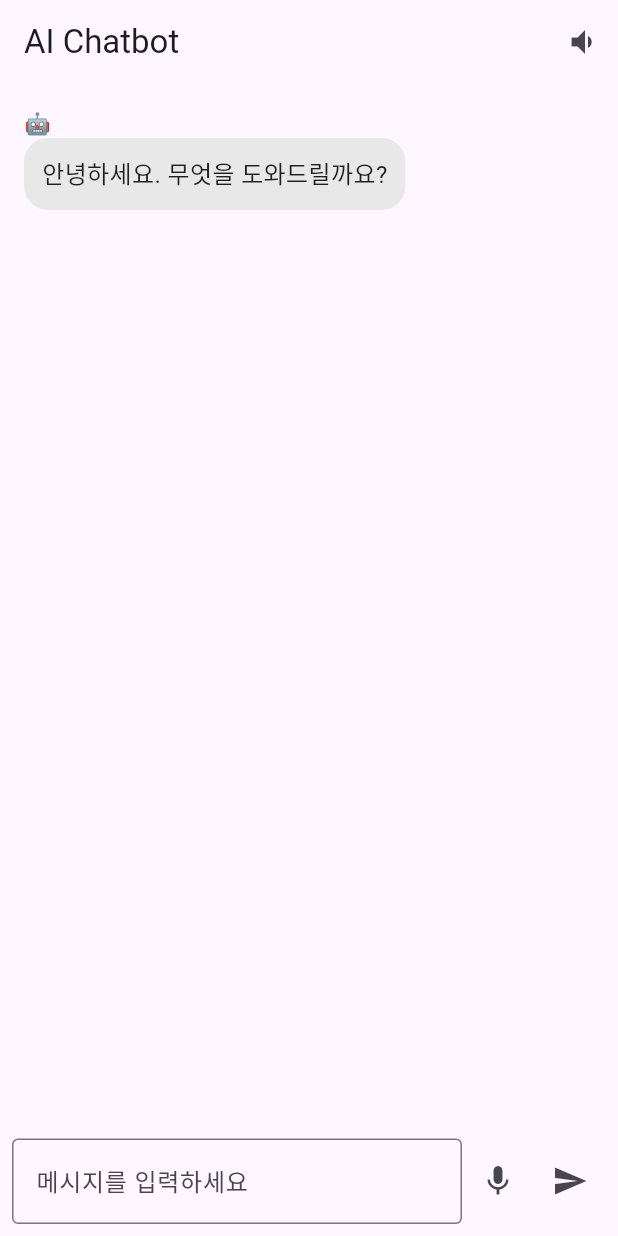
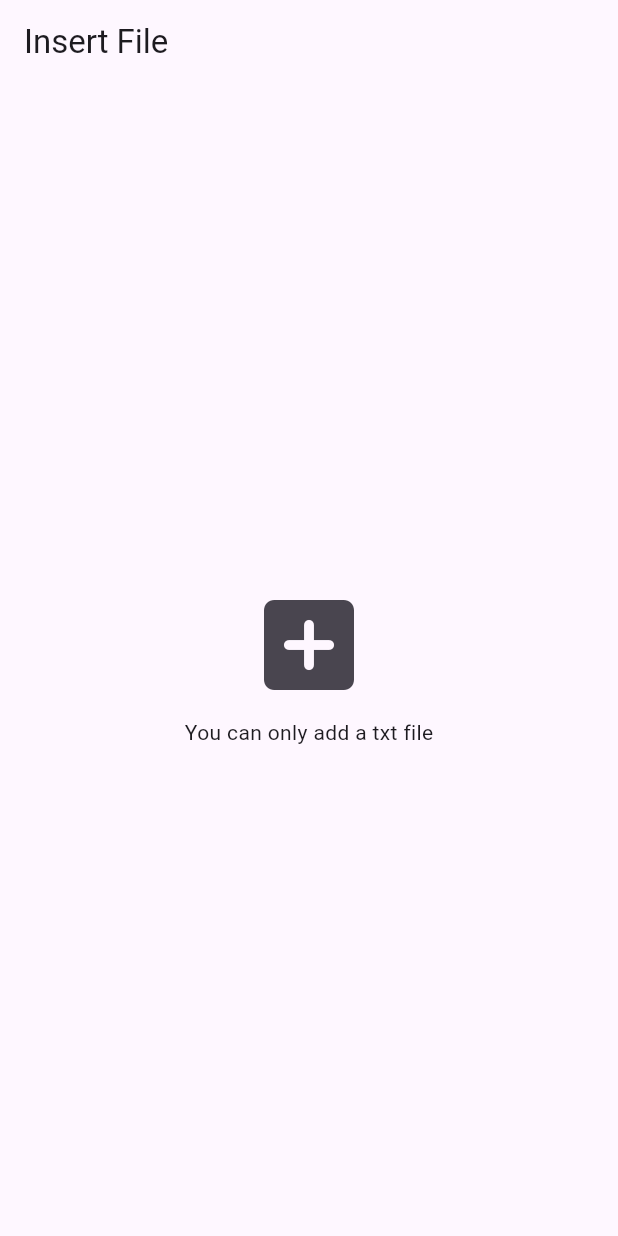
Before and after one commit to spicypunch/ai_chat_bot, a Flutter app: the screen it shows after launch, on a phone screen of 412 x 824 dp. Run offline on Flutter 3.47's test engine with Material 3 defaults, Android fonts, the phone set to English and light mode, and no system bars; our stand-ins replace file_picker, flutter_tts, google_generative_ai, speech_to_text.

Commit message:
feature: entry_screen 추가

```diff
--- a/lib/data/gemini_repository_impl.dart
+++ b/lib/data/gemini_repository_impl.dart
@@ -4,7 +4,7 @@ import 'package:google_generative_ai/google_generative_ai.dart';
 import '../domain/gemini_repository.dart';
 
 class GeminiRepositoryImpl implements GeminiRepository {
-  static const String apiKey = "GeminiAPIKey";
+  static const String apiKey = "AIzaSyDhH8SYw7epRutP4Vdw5zsG76JoFgghQjg";
   static const String modelName = "gemini-2.0-flash";
 
   late GenerativeModel _model;
--- a/lib/presentation/chat_screen.dart
+++ b/lib/presentation/chat/chat_screen.dart
@@ -1,8 +1,8 @@
-import 'package:ai_chat_bot/presentation/user_message_view.dart';
+import 'package:ai_chat_bot/presentation/chat/user_message_view.dart';
 import 'package:flutter/material.dart';
 import 'package:provider/provider.dart';
 
-import '../provider/chat_model.dart';
+import 'chat_view_model.dart';
 import 'ai_message_view.dart';
 
 class ChatScreen extends StatefulWidget {
@@ -25,7 +25,7 @@ class _ChatScreenState extends State<ChatScreen> {
 
   @override
   Widget build(BuildContext context) {
-    final chatModel = Provider.of<ChatModel>(context);
+    final chatModel = Provider.of<ChatViewModel>(context);
 
     WidgetsBinding.instance.addPostFrameCallback((_) {
       if (scrollController.hasClients) {
@@ -118,7 +118,7 @@ class _ChatScreenState extends State<ChatScreen> {
     );
   }
 
-  Widget _buildMessageInput(BuildContext context, ChatModel chatModel) {
+  Widget _buildMessageInput(BuildContext context, ChatViewModel chatModel) {
     if (chatModel.isListening &&
         chatModel.recognizedText.isNotEmpty &&
         textController.text != chatModel.recognizedText) {
--- a/lib/provider/chat_model.dart
+++ b/lib/presentation/chat/chat_view_model.dart
@@ -4,9 +4,9 @@ import 'package:flutter/foundation.dart'
 import 'package:flutter_tts/flutter_tts.dart';
 import 'package:speech_to_text/speech_to_text.dart' as stt;
 
-import '../domain/gemini_repository.dart';
+import '../../domain/gemini_repository.dart';
 
-class ChatModel extends ChangeNotifier {
+class ChatViewModel extends ChangeNotifier {
   final GeminiRepository geminiRepository;
   final FlutterTts flutterTts = FlutterTts();
   final stt.SpeechToText speech = stt.SpeechToText();
@@ -14,7 +14,7 @@ class ChatModel extends ChangeNotifier {
   bool _isListening = false;
   String _recognizedText = "";
 
-  ChatModel({required this.geminiRepository}) {
+  ChatViewModel({required this.geminiRepository}) {
     _initializeGemini();
     _initTts();
     _initSpeech();
--- /dev/null
+++ b/lib/presentation/entry/entry_screen.dart
@@ -0,0 +1,29 @@
+import 'package:flutter/material.dart';
+
+class EntryScreen extends StatelessWidget {
+  const EntryScreen({super.key});
+
+  @override
+  Widget build(BuildContext context) {
+    return Scaffold(
+      appBar: AppBar(
+        title: const Text('Insert File'),
+      ),
+      body: Center(
+        child: Column(
+          mainAxisAlignment: MainAxisAlignment.center,
+          children: [
+            IconButton(
+              onPressed: () {},
+              icon: Icon(
+                Icons.add_box_rounded,
+                size: 80,
+              ),
+            ),
+            Text('You can only add a txt file')
+          ],
+        ),
+      ),
+    );
+  }
+}
--- a/pubspec.yaml
+++ b/pubspec.yaml
@@ -15,6 +15,8 @@ dependencies:
   flutter_tts: ^4.2.2
   speech_to_text: ^7.0.0
   google_generative_ai: ^0.4.6
+  file_picker: ^10.1.2
+  path_provider: ^2.1.5
 
 dev_dependencies:
   flutter_test:
```
Also changed, not shown: lib/main.dart (+6 -4 lines), lib/presentation/entry/entry_view_model.dart (added, +77 -0 lines), lib/presentation/chat/ai_message_view.dart (renamed from lib/presentation/ai_message_view.dart), lib/presentation/chat/user_message_view.dart (renamed from lib/presentation/user_message_view.dart).
